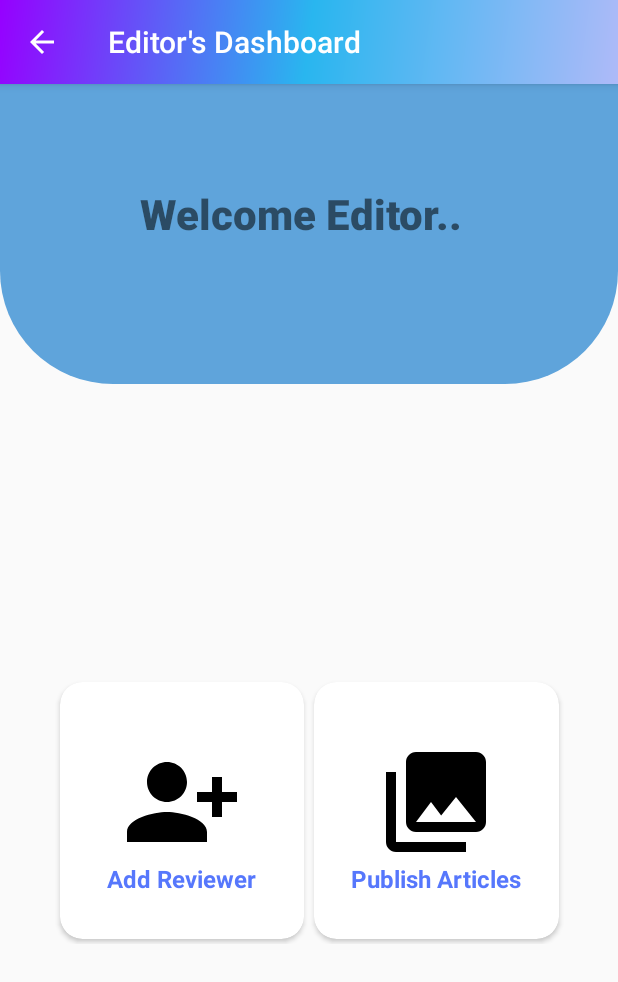
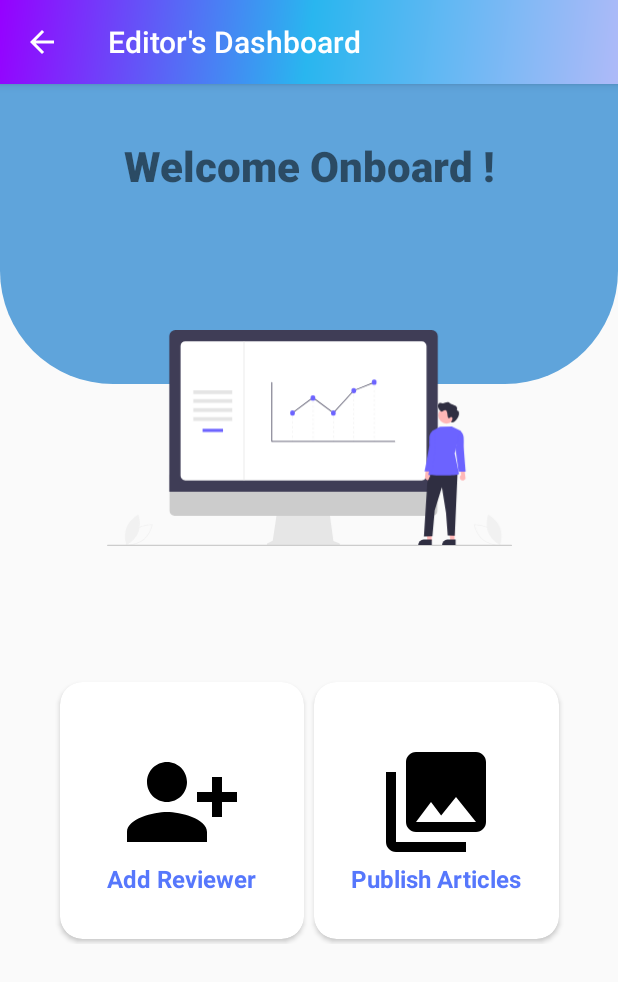
Before and after one commit to alokpandeygzp/NITC-eMagazine, an Android app: the EditorDashboard screen opened directly, with no data from a screen before it, on a phone screen of 412 x 824 dp. Shown: the top 982 px of the screen. Run offline under Robolectric (Android 15) with nearby library versions, the light colour scheme and no system bars; our stand-ins replace Firebase (no records; nobody signed in at launch, a user with empty details on screens opened directly).

Commit message:
Bug Solving 3

```diff
--- /dev/null
+++ b/app/src/main/res/drawable/undraw_dashboard_re_3b76.xml
@@ -0,0 +1,153 @@
+<vector xmlns:android="http://schemas.android.com/apk/res/android"
+    android:width="1029.6dp"
+    android:height="548.7dp"
+    android:viewportWidth="1029.6"
+    android:viewportHeight="548.7">
+  <path
+      android:pathData="M48.2,547.1l0.2,-1.1c0,-0.2 4.9,-24.9 23.1,-39.2 18.2,-14.3 43.3,-13.2 43.6,-13.2l1.1,0.1 -0.2,1.1c-0,0.2 -4.9,24.9 -23.1,39.2 -18.2,14.3 -43.3,13.2 -43.6,13.2ZM72.7,508.3c-15.4,12.1 -21,31.9 -22.1,36.9 5.1,0 25.7,-0.7 41.1,-12.8 15.4,-12.1 20.9,-31.9 22.1,-36.9C108.7,495.5 88.1,496.3 72.7,508.3Z"
+      android:fillColor="#f1f1f1"/>
+  <path
+      android:pathData="M80,513.8c-8.3,21.5 -30.3,33 -30.3,33s-8.4,-23.3 -0.1,-44.8S79.9,469 79.9,469 88.3,492.3 80,513.8Z"
+      android:fillColor="#f1f1f1"/>
+  <path
+      android:pathData="M999.3,547.2c-0.3,0 -25.4,1.1 -43.6,-13.2 -18.2,-14.3 -23.1,-39 -23.1,-39.2l-0.2,-1.1 1.1,-0.1c0.3,-0 25.4,-1.1 43.6,13.2 18.2,14.3 23.1,39 23.1,39.2l0.2,1.1ZM934.9,495.6c1.2,5 6.8,24.8 22.1,36.9 15.4,12.1 35.9,12.8 41.1,12.8 -1.2,-5 -6.7,-24.8 -22.1,-36.9C960.5,496.3 940,495.5 934.9,495.6Z"
+      android:fillColor="#f1f1f1"/>
+  <path
+      android:pathData="M968.7,513.8c8.3,21.5 30.3,33 30.3,33s8.4,-23.3 0.1,-44.8 -30.3,-33 -30.3,-33S960.3,492.3 968.7,513.8Z"
+      android:fillColor="#f1f1f1"/>
+  <path
+      android:pathData="M590.1,542l-14.6,-6.1 -10,-73.2L432.2,462.7L421.3,535.5l-13.1,6.5a3.1,3.1 0,0 0,1.4 5.9L588.9,547.9A3.1,3.1 0,0 0,590.1 542Z"
+      android:fillColor="#e6e6e6"/>
+  <path
+      android:pathData="M827,472.4L172.2,472.4a13,13 0,0 1,-12.9 -13L159.2,367.1h680.7v92.3A13,13 0,0 1,827 472.4Z"
+      android:fillColor="#ccc"/>
+  <path
+      android:pathData="M840.6,410.7h-682L158.6,15.6a15.7,15.7 0,0 1,15.6 -15.6L825,0A15.7,15.7 0,0 1,840.6 15.6Z"
+      android:fillColor="#3f3d56"/>
+  <path
+      android:pathData="M799.9,382.1L199.3,382.1a12.1,12.1 0,0 1,-12.1 -12.1v-329.3a12.1,12.1 0,0 1,12.1 -12.1L799.9,28.7a12.1,12.1 0,0 1,12.1 12.1v329.3A12.1,12.1 0,0 1,799.9 382.1Z"
+      android:fillColor="#fff"/>
+  <path
+      android:pathData="M1028,548.7l-1026.4,0a1.6,1.6 0,0 1,-1.5 -1.1,1.5 1.5,0 0,1 1.5,-1.9l1026.4,0a1.6,1.6 0,0 1,1.6 1.2A1.5,1.5 0,0 1,1028 548.7Z"
+      android:fillColor="#ccc"/>
+  <path
+      android:pathData="M219.6,153.2h98.8v9.3h-98.8z"
+      android:fillColor="#e5e5e5"/>
+  <path
+      android:pathData="M219.6,175.7h98.8v9.3h-98.8z"
+      android:fillColor="#e5e5e5"/>
+  <path
+      android:pathData="M219.6,198.7h98.8v9.3h-98.8z"
+      android:fillColor="#e5e5e5"/>
+  <path
+      android:pathData="M219.6,221.7h98.8v9.3h-98.8z"
+      android:fillColor="#e5e5e5"/>
+  <path
+      android:pathData="M243,250.9h52v8.1h-52z"
+      android:fillColor="#6c63ff"/>
+  <path
+      android:pathData="M471.2,210.8h0.9v2.8h-0.9z"
+      android:fillColor="#e5e5e5"/>
+  <path
+      android:pathData="M472.1,274h-0.9L471.2,267.9h0.9ZM472.1,261.9h-0.9v-6h0.9ZM472.1,249.8h-0.9v-6h0.9ZM472.1,237.7h-0.9v-6h0.9ZM472.1,225.7h-0.9v-6h0.9Z"
+      android:fillColor="#e5e5e5"/>
+  <path
+      android:pathData="M471.2,280h0.9v2.8h-0.9z"
+      android:fillColor="#e5e5e5"/>
+  <path
+      android:pathData="M574.6,210.8h0.9v2.8h-0.9z"
+      android:fillColor="#e5e5e5"/>
+  <path
+      android:pathData="M575.6,274h-0.9L574.6,267.9h0.9ZM575.6,261.9h-0.9v-6h0.9ZM575.6,249.8h-0.9v-6h0.9ZM575.6,237.7h-0.9v-6h0.9ZM575.6,225.7h-0.9v-6h0.9Z"
+      android:fillColor="#e5e5e5"/>
+  <path
+      android:pathData="M574.6,280h0.9v2.8h-0.9z"
+      android:fillColor="#e5e5e5"/>
+  <path
+      android:pathData="M626.8,155.3h0.9v2.8h-0.9z"
+      android:fillColor="#e5e5e5"/>
+  <path
+      android:pathData="M627.8,274.2h-0.9L626.8,268.4h0.9ZM627.8,262.6h-0.9L626.8,256.8h0.9ZM627.8,251h-0.9L626.8,245.2h0.9ZM627.8,239.4h-0.9L626.8,233.6h0.9ZM627.8,227.8h-0.9v-5.8h0.9ZM627.8,216.2h-0.9v-5.8h0.9ZM627.8,204.6h-0.9v-5.8h0.9ZM627.8,193h-0.9v-5.8h0.9ZM627.8,181.4h-0.9v-5.8h0.9ZM627.8,169.7h-0.9v-5.8h0.9Z"
+      android:fillColor="#e5e5e5"/>
+  <path
+      android:pathData="M626.8,280h0.9v2.8h-0.9z"
+      android:fillColor="#e5e5e5"/>
+  <path
+      android:pathData="M678.5,132.6h0.9v2.8h-0.9z"
+      android:fillColor="#e5e5e5"/>
+  <path
+      android:pathData="M679.4,274.2h-0.9v-5.8h0.9ZM679.4,262.7h-0.9L678.5,256.9h0.9ZM679.4,251.1h-0.9v-5.8h0.9ZM679.4,239.5h-0.9v-5.8h0.9ZM679.4,228h-0.9v-5.8h0.9ZM679.4,216.4h-0.9v-5.8h0.9ZM679.4,204.9h-0.9v-5.8h0.9ZM679.4,193.3h-0.9L678.5,187.5h0.9ZM679.4,181.7h-0.9v-5.8h0.9ZM679.4,170.2h-0.9v-5.8h0.9ZM679.4,158.6h-0.9v-5.8h0.9ZM679.4,147h-0.9v-5.8h0.9Z"
+      android:fillColor="#e5e5e5"/>
+  <path
+      android:pathData="M678.5,280h0.9v2.8h-0.9z"
+      android:fillColor="#e5e5e5"/>
+  <path
+      android:pathData="M523.2,172.8h0.9v2.8h-0.9z"
+      android:fillColor="#e5e5e5"/>
+  <path
+      android:pathData="M524.1,274.5h-0.9L523.2,269h0.9ZM524.1,263.5h-0.9v-5.5h0.9ZM524.1,252.5h-0.9v-5.5h0.9ZM524.1,241.6h-0.9v-5.5h0.9ZM524.1,230.6h-0.9v-5.5h0.9ZM524.1,219.6h-0.9v-5.5h0.9ZM524.1,208.6h-0.9L523.2,203.1h0.9ZM524.1,197.6h-0.9v-5.5h0.9ZM524.1,186.6h-0.9v-5.5h0.9Z"
+      android:fillColor="#e5e5e5"/>
+  <path
+      android:pathData="M523.2,280h0.9v2.8h-0.9z"
+      android:fillColor="#e5e5e5"/>
+  <path
+      android:pathData="M731.8,284.2L419.1,284.2a1,1 0,0 1,-1 -1v-149.9a1,1 0,0 1,2 0L420,282.2L731.8,282.2a1,1 0,1 1,0 2Z"
+      android:fillColor="#3f3d56"/>
+  <path
+      android:pathData="M575.5,212.1l-52,-39l-51.3,38.4l-1.2,-1.6l52.5,-39.3l51.8,38.8l51.4,-56.3l0.2,-0.1l51.9,-20.9l0.7,1.8l-51.7,20.8l-52.3,57.3z"
+      android:fillColor="#3f3d56"/>
+  <path
+      android:pathData="M471.7,210.8m-5.9,0a5.9,5.9 0,1 1,11.7 0a5.9,5.9 0,1 1,-11.7 0"
+      android:fillColor="#6c63ff"/>
+  <path
+      android:pathData="M523.5,172.6m-5.9,0a5.9,5.9 0,1 1,11.7 0a5.9,5.9 0,1 1,-11.7 0"
+      android:fillColor="#6c63ff"/>
+  <path
+      android:pathData="M575.4,210.8m-5.9,0a5.9,5.9 0,1 1,11.7 0a5.9,5.9 0,1 1,-11.7 0"
+      android:fillColor="#6c63ff"/>
+  <path
+      android:pathData="M627.3,154m-5.9,0a5.9,5.9 0,1 1,11.7 0a5.9,5.9 0,1 1,-11.7 0"
+      android:fillColor="#6c63ff"/>
+  <path
+      android:pathData="M679.2,132.4m-5.9,0a5.9,5.9 0,1 1,11.7 0a5.9,5.9 0,1 1,-11.7 0"
+      android:fillColor="#6c63ff"/>
+  <path
+      android:pathData="M347.3,28.7h2v353.4h-2z"
+      android:fillColor="#e5e5e5"/>
+  <path
+      android:pathData="M820.8,378.4a7.3,7.3 0,0 0,-2 -11.1l4.9,-25.6 -12.5,5.2L808.5,370.5a7.4,7.4 0,0 0,12.3 8Z"
+      android:fillColor="#ffb7b7"/>
+  <path
+      android:pathData="M883.2,535.8l-10.6,0l-5,-40.9l15.6,0l-0,40.9z"
+      android:fillColor="#ffb7b7"/>
+  <path
+      android:pathData="M885.9,546.1l-34.2,-0v-0.4a13.3,13.3 0,0 1,13.3 -13.3h0l20.9,0Z"
+      android:fillColor="#2f2e41"/>
+  <path
+      android:pathData="M825.3,535.8l-10.6,0l-5,-40.9l15.6,0l-0,40.9z"
+      android:fillColor="#ffb7b7"/>
+  <path
+      android:pathData="M825.4,546.1l-34.2,-0v-0.4a13.3,13.3 0,0 1,13.3 -13.3h0l20.9,0Z"
+      android:fillColor="#2f2e41"/>
+  <path
+      android:pathData="M824.4,363.1l-10.4,23.9l-8.6,137.4l21.6,-0.9l5.9,-65.5l18.2,-58.3l10.5,65l4.3,57.1l17.9,0.8l7.1,-159.5l-66.6,0z"
+      android:fillColor="#2f2e41"/>
+  <path
+      android:pathData="M876.3,245.1l-30.1,0.8 -17.7,9.1 -1,66.9 -11,46.2s68.8,4.7 78.3,-2.2L883.6,313.1 898.7,256Z"
+      android:fillColor="#6c63ff"/>
+  <path
+      android:pathData="M831.7,256l-3.2,-1s-10.2,6.5 -9.2,22.4c0,0 -0.4,8.2 -0,13.6 0.4,6.2 -12.1,68.3 -12.1,68.3h18.2l7.8,-56.2Z"
+      android:fillColor="#6c63ff"/>
+  <path
+      android:pathData="M898.2,379.3a7.3,7.3 0,0 1,2 -11.1l-4.9,-25.6 12.5,5.2 2.7,23.6a7.4,7.4 0,0 1,-12.3 8Z"
+      android:fillColor="#ffb7b7"/>
+  <path
+      android:pathData="M894.2,256.8l3.2,-1s10.2,6.5 9.2,22.4c0,0 0.4,8.2 0,13.6 -0.4,6.2 5.2,68.3 5.2,68.3L893.7,360.1l-7.8,-56.2Z"
+      android:fillColor="#6c63ff"/>
+  <path
+      android:pathData="M883.6,217.1a20.8,20.8 0,1 1,-20.8 -20.8h0a20.8,20.8 0,0 1,20.8 20.7Q883.6,217 883.6,217.1Z"
+      android:fillColor="#ffb7b7"/>
+  <path
+      android:pathData="M842,189c2.4,-5.3 7.2,-4.2 11.3,-2.4 5.2,-1.2 10.2,-4.6 15.9,-2.6 5.6,8.1 24.2,5.7 20.2,18.9 -0,3.2 5.9,1.3 4.9,6.5 3.1,9.9 -11.4,28.8 -19.7,24.8 2.1,-3.8 6.8,-12.3 -0.4,-13.2 -15.3,14.3 -1.6,-27.2 -20.9,-15.1C847,211.7 838.3,194.9 842,189Z"
+      android:fillColor="#2f2e41"/>
+</vector>
--- a/app/src/main/res/layout/activity_editor_dashboard.xml
+++ b/app/src/main/res/layout/activity_editor_dashboard.xml
@@ -29,15 +29,15 @@
         app:layout_constraintTop_toBottomOf="@+id/top_view">
 
         <androidx.cardview.widget.CardView
+            android:id="@+id/publish_articles"
             android:layout_width="130dp"
             android:layout_height="130dp"
             android:layout_row="1"
             android:layout_rowWeight="1"
             android:layout_column="1"
-            android:id="@+id/publish_articles"
             android:layout_columnWeight="1"
+            android:layout_margin="3dp"
             android:elevation="12dp"
-            android:layout_margin="3dp"
             app:cardCornerRadius="15dp">
 
             <LinearLayout
@@ -64,14 +64,14 @@
         </androidx.cardview.widget.CardView>
 
         <androidx.cardview.widget.CardView
+            android:id="@+id/add_reviewer"
             android:layout_width="130dp"
-            android:id="@+id/add_reviewer"
             android:layout_height="wrap_content"
-            android:layout_margin="3dp"
             android:layout_row="1"
             android:layout_rowWeight="1"
             android:layout_column="0"
             android:layout_columnWeight="1"
+            android:layout_margin="3dp"
             android:elevation="12dp"
             app:cardCornerRadius="15dp">
 
@@ -101,17 +101,19 @@
 
     <TextView
         android:id="@+id/textView2"
-        android:layout_width="225dp"
-        android:layout_height="66dp"
+        android:layout_width="match_parent"
+        android:layout_height="64dp"
         android:layout_alignParentStart="true"
         android:layout_alignParentEnd="true"
         android:fontFamily="sans-serif-black"
-        android:text="Welcome Editor.."
+        android:text="Welcome Onboard !"
+        android:textAlignment="center"
         android:textSize="28sp"
         app:layout_constraintBottom_toBottomOf="@+id/top_view"
         app:layout_constraintEnd_toEndOf="parent"
         app:layout_constraintStart_toStartOf="parent"
-        app:layout_constraintTop_toTopOf="@+id/top_view" />
+        app:layout_constraintTop_toTopOf="@+id/top_view"
+        app:layout_constraintVertical_bias="0.261" />
 
     <TextView
         android:id="@+id/demo"
@@ -124,4 +126,16 @@
         app:layout_constraintStart_toStartOf="parent"
         app:layout_constraintTop_toTopOf="parent" />
 
+    <ImageView
+        android:id="@+id/imageView2"
+        android:layout_width="290dp"
+        android:layout_height="144dp"
+        android:layout_marginTop="22dp"
+        android:layout_marginBottom="45dp"
+        app:layout_constraintBottom_toTopOf="@+id/gridLayout4"
+        app:layout_constraintEnd_toEndOf="parent"
+        app:layout_constraintStart_toStartOf="parent"
+        app:layout_constraintTop_toBottomOf="@+id/textView2"
+        app:srcCompat="@drawable/undraw_dashboard_re_3b76" />
+
 </androidx.constraintlayout.widget.ConstraintLayout>
```
